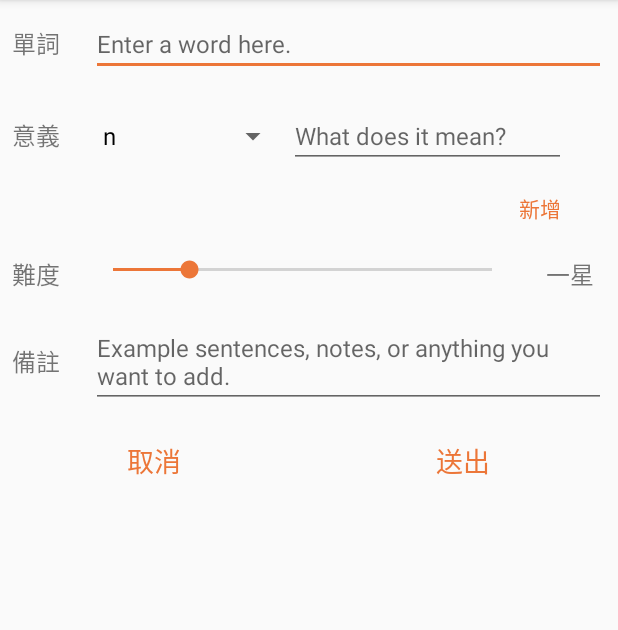
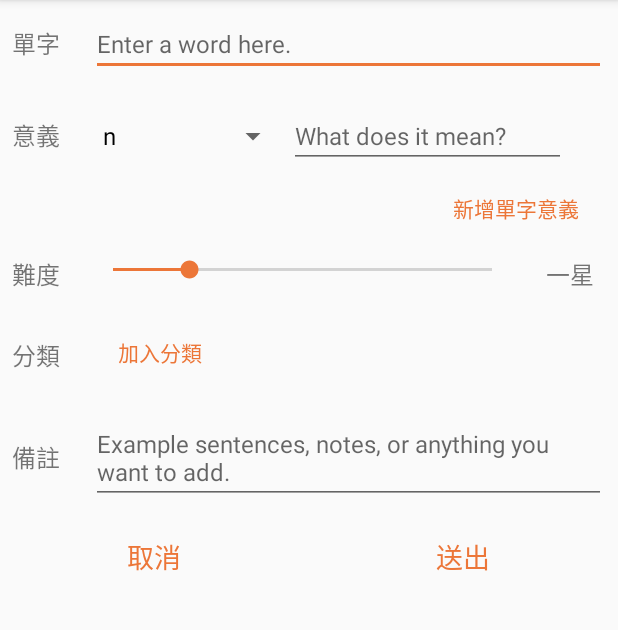
Before and after one commit to Rekkursion/Metallica, an Android app: the WordAddingActivity screen opened directly, with no data from a screen before it, on a phone screen of 412 x 824 dp, the part 84-714 px from its top. Run offline under Robolectric (Android 15) with nearby library versions, the phone set to English and light mode, and no system bars.

Commit message:
classification feature

```diff
--- a/app/build.gradle
+++ b/app/build.gradle
@@ -30,6 +30,7 @@ dependencies {
     implementation 'androidx.core:core-ktx:1.1.0'
     implementation 'androidx.constraintlayout:constraintlayout:1.1.3'
     implementation 'com.google.android.material:material:1.0.0'
+    implementation 'androidx.legacy:legacy-support-v4:1.0.0'
     testImplementation 'junit:junit:4.12'
     androidTestImplementation 'androidx.test:runner:1.2.0'
     androidTestImplementation 'androidx.test.espresso:espresso-core:3.2.0'
--- a/app/src/main/java/com/rekkursion/metallica/activity/WordAddingActivity.kt
+++ b/app/src/main/java/com/rekkursion/metallica/activity/WordAddingActivity.kt
@@ -100,7 +100,7 @@ class WordAddingActivity: AppCompatActivity(), View.OnClickListener {
         mSkbDifficulty = findViewById(R.id.skb_difficulty_when_adding)
         mTxtvShowSelectedDifficulty = findViewById(R.id.txtv_show_selected_difficulty_when_adding)
 
-        mLlySpeechesAndMeaningsContainer = findViewById(R.id.lly_speeches_and_meanings_container)
+        mLlySpeechesAndMeaningsContainer = findViewById(R.id.lly_speeches_and_meanings_container_when_adding_word)
         mBtnAddNewSpeechAndMeaning = findViewById(R.id.btn_add_new_speech_and_meaning)
 
         mBtnCancel = findViewById(R.id.btn_cancel_when_adding)
--- a/app/src/main/res/layout/activity_main.xml
+++ b/app/src/main/res/layout/activity_main.xml
@@ -27,7 +27,7 @@
 
     <!-- fab for adding new entry -->
     <com.google.android.material.floatingactionbutton.FloatingActionButton
-            android:id="@+id/fab_add_new_word"
+            android:id="@+id/fab_add_new_word_or_classification"
             android:layout_width="wrap_content"
             android:layout_height="wrap_content"
             android:layout_gravity="bottom|end"
--- a/app/src/main/res/layout/activity_word_adding.xml
+++ b/app/src/main/res/layout/activity_word_adding.xml
@@ -49,7 +49,7 @@
 
             <!-- container of part of speeches & chinese meanings -->
             <LinearLayout
-                    android:id="@+id/lly_speeches_and_meanings_container"
+                    android:id="@+id/lly_speeches_and_meanings_container_when_adding_word"
                     android:orientation="vertical"
                     android:layout_width="match_parent"
                     android:layout_height="wrap_content">
@@ -101,6 +101,51 @@
                         android:layout_weight="2"
                         android:layout_width="0dp"
                         android:layout_height="wrap_content" />
+            </LinearLayout>
+
+            <!-- classification -->
+            <LinearLayout
+                    android:orientation="horizontal"
+                    android:layout_margin="@dimen/dim_general_margin"
+                    android:weightSum="15"
+                    android:layout_width="match_parent"
+                    android:layout_height="wrap_content">
+
+                <TextView
+                        android:id="@+id/txtv_classification_when_adding_word"
+                        android:text="@string/str_classification"
+                        android:textSize="@dimen/dim_general_text_size"
+                        android:layout_marginTop="14dp"
+                        android:layout_weight="2"
+                        android:layout_width="0dp"
+                        android:layout_height="wrap_content" />
+
+                <LinearLayout
+                        android:orientation="vertical"
+                        android:layout_weight="13"
+                        android:layout_width="0dp"
+                        android:layout_height="wrap_content">
+
+                    <!-- container of added classifications -->
+                    <LinearLayout
+                            android:id="@+id/lly_added_classifications_container_when_adding_word"
+                            android:orientation="vertical"
+                            android:layout_width="match_parent"
+                            android:layout_height="wrap_content">
+                    </LinearLayout>
+
+                    <!-- add new classification for this word -->
+                    <Button
+                            android:id="@+id/btn_add_new_classification_when_adding_word"
+                            android:text="@string/str_add_classification_when_adding_word"
+                            android:textColor="@color/colorAccent"
+                            android:layout_gravity="start"
+                            android:paddingStart="18dp"
+                            android:paddingEnd="18dp"
+                            android:background="?android:attr/selectableItemBackground"
+                            android:layout_width="wrap_content"
+                            android:layout_height="wrap_content" />
+                </LinearLayout>
             </LinearLayout>
 
             <!-- remark -->
--- a/app/src/main/res/values/dimens.xml
+++ b/app/src/main/res/values/dimens.xml
@@ -10,4 +10,7 @@
     <dimen name="dim_word_item_part_of_speech_and_chinese_meaning_text_size">14sp</dimen>
     <dimen name="dim_word_item_spacing">6dp</dimen>
 
+    <dimen name="dim_classification_item_group_name_text_size">24sp</dimen>
+    <dimen name="dim_classification_item_num_of_words_text_size">14sp</dimen>
+    <dimen name="dim_classification_item_spacing">6dp</dimen>
 </resources>
--- a/app/src/main/res/values/strings.xml
+++ b/app/src/main/res/values/strings.xml
@@ -3,11 +3,12 @@
     <string name="action_settings">設置</string>
 
     <string name="str_error_when_inserting_data">在插入數據時發生錯誤。</string>
-    <string name="str_english_word">單詞</string>
+
+    <string name="str_english_word">單字</string>
     <string name="str_part_of_speech">詞性</string>
     <string name="str_chinese_meaning">意義</string>
     <string name="str_part_of_speech_and_chinese_meaning">意義</string>
-    <string name="str_add_new_part_of_speech_and_chinese_meaning">新增</string>
+    <string name="str_add_new_part_of_speech_and_chinese_meaning">新增單字意義</string>
     <string name="str_difficulty">難度</string>
     <string name="str_difficulty_0star">零星</string>
     <string name="str_difficulty_1star">一星</string>
@@ -15,6 +16,8 @@
     <string name="str_difficulty_3stars">三星</string>
     <string name="str_difficulty_4stars">四星</string>
     <string name="str_difficulty_5stars">五星</string>
+    <string name="str_classification">分類</string>
+    <string name="str_add_classification_when_adding_word">加入分類</string>
     <string name="str_remark">備註</string>
 
     <string name="str_adding_english_word_hint">Enter a word here.</string>
@@ -23,5 +26,13 @@
 
     <string name="str_cancel">取消</string>
     <string name="str_submit">送出</string>
-    <string name="str_add_new_word_successfully">成功加入</string>
+    <string name="str_add_new_word_or_classification_successfully">成功加入</string>
+
+    <string name="str_unclassified">未分類</string>
+
+    <string name="str_add_new_word">新增單字</string>
+    <string name="str_add_new_classification">新增分類</string>
+    <string name="str_group_name">名稱</string>
+
+    <string name="str_adding_group_name_hint">分類群組的名稱</string>
 </resources>
```
Also changed, not shown: app/src/main/AndroidManifest.xml (+5 -3 lines), app/src/main/java/com/rekkursion/metallica/activity/ClassificationAddingActivity.kt (added, +61 -0 lines), app/src/main/java/com/rekkursion/metallica/activity/MainActivity.kt (+49 -48 lines), app/src/main/java/com/rekkursion/metallica/adapter/ClassificationItemAdapter.kt (added, +51 -0 lines), app/src/main/java/com/rekkursion/metallica/fragment/ClassificationListFragment.kt (added, +69 -0 lines), app/src/main/java/com/rekkursion/metallica/manager/ClassificationManager.kt (added, +53 -0 lines), app/src/main/java/com/rekkursion/metallica/manager/WordsManager.kt (+2 -6 lines), app/src/main/java/com/rekkursion/metallica/model/ClassificationItem.kt (added, +26 -0 lines), app/src/main/java/com/rekkursion/metallica/view/WhatToAddDialog.kt (added, +68 -0 lines), app/src/main/res/layout/activity_classification_adding.xml (added, +78 -0 lines), app/src/main/res/layout/fragment_classification_list.xml (added, +13 -0 lines), app/src/main/res/layout/layout_classification_item.xml (added, +24 -0 lines), app/src/main/res/layout/layout_main.xml (+2 -5 lines), app/src/main/res/layout/layout_what_to_add_dialog.xml (added, +26 -0 lines).
